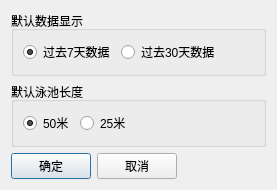
Above: code/SwimmingPerformance/settingdialog.ui from xinyuewodi/SwimmingPerformance before the change. Below: the same form after it.
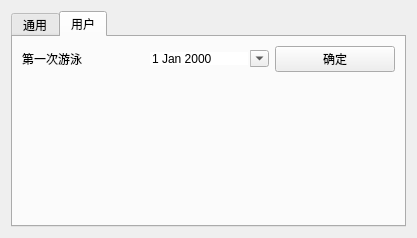
That is the form after the change. The open tabs and pages were chosen to show the change.

The edit to the form file:
```diff
--- a/code/SwimmingPerformance/settingdialog.ui
+++ b/code/SwimmingPerformance/settingdialog.ui
@@ -6,13 +6,23 @@
    <rect>
     <x>0</x>
     <y>0</y>
-    <width>277</width>
-    <height>165</height>
+    <width>417</width>
+    <height>203</height>
    </rect>
   </property>
   <property name="windowTitle">
    <string>设置</string>
   </property>
+  <layout class="QVBoxLayout" name="verticalLayout_3">
+   <item>
+    <widget class="QTabWidget" name="tabWidget">
+     <property name="currentIndex">
+      <number>0</number>
+     </property>
+     <widget class="QWidget" name="tab_general">
+      <attribute name="title">
+       <string>通用</string>
+      </attribute>
   <layout class="QVBoxLayout" name="verticalLayout">
    <item>
     <widget class="QGroupBox" name="groupBox">
@@ -125,6 +135,72 @@
    </item>
   </layout>
  </widget>
+     <widget class="QWidget" name="tab_user">
+      <attribute name="title">
+       <string>用户</string>
+      </attribute>
+      <layout class="QVBoxLayout" name="verticalLayout_2">
+       <item>
+        <layout class="QGridLayout" name="gridLayout">
+         <item row="0" column="2">
+          <widget class="QPushButton" name="pushButton_confirmAge">
+           <property name="text">
+            <string>确定</string>
+           </property>
+          </widget>
+         </item>
+         <item row="0" column="1">
+          <widget class="QDateEdit" name="dateEdit_swimAge">
+           <property name="frame">
+            <bool>false</bool>
+           </property>
+           <property name="calendarPopup">
+            <bool>true</bool>
+           </property>
+          </widget>
+         </item>
+         <item row="0" column="0">
+          <widget class="QLabel" name="label">
+           <property name="text">
+            <string>第一次游泳</string>
+           </property>
+           <property name="buddy">
+            <cstring>dateEdit_swimAge</cstring>
+           </property>
+          </widget>
+         </item>
+        </layout>
+       </item>
+       <item>
+        <spacer name="verticalSpacer">
+         <property name="orientation">
+          <enum>Qt::Vertical</enum>
+         </property>
+         <property name="sizeHint" stdset="0">
+          <size>
+           <width>20</width>
+           <height>79</height>
+          </size>
+         </property>
+        </spacer>
+       </item>
+      </layout>
+     </widget>
+    </widget>
+   </item>
+  </layout>
+ </widget>
+ <tabstops>
+  <tabstop>tabWidget</tabstop>
+  <tabstop>radioButton_last7days</tabstop>
+  <tabstop>radioButton_last30days</tabstop>
+  <tabstop>radioButton_pollLength50</tabstop>
+  <tabstop>radioButton_poolLength25</tabstop>
+  <tabstop>pushButton_confirm</tabstop>
+  <tabstop>pushButton_cancel</tabstop>
+  <tabstop>dateEdit_swimAge</tabstop>
+  <tabstop>pushButton_confirmAge</tabstop>
+ </tabstops>
  <resources/>
  <connections/>
 </ui>
```
Lines whose indentation alone changed are shown as unchanged.
